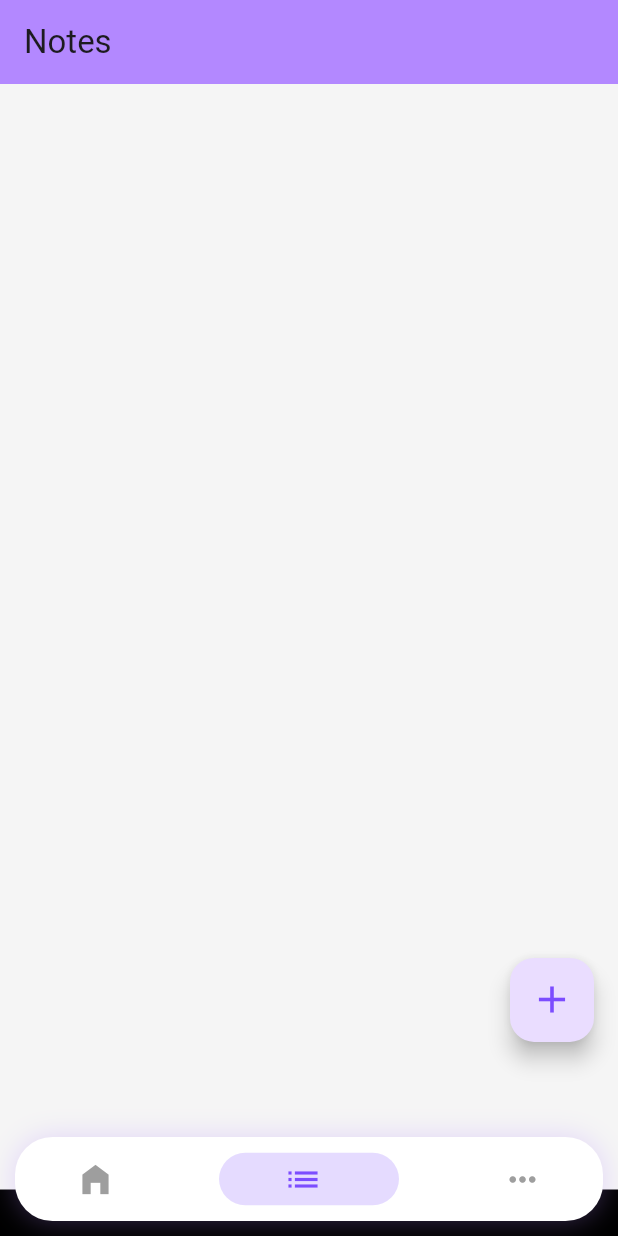
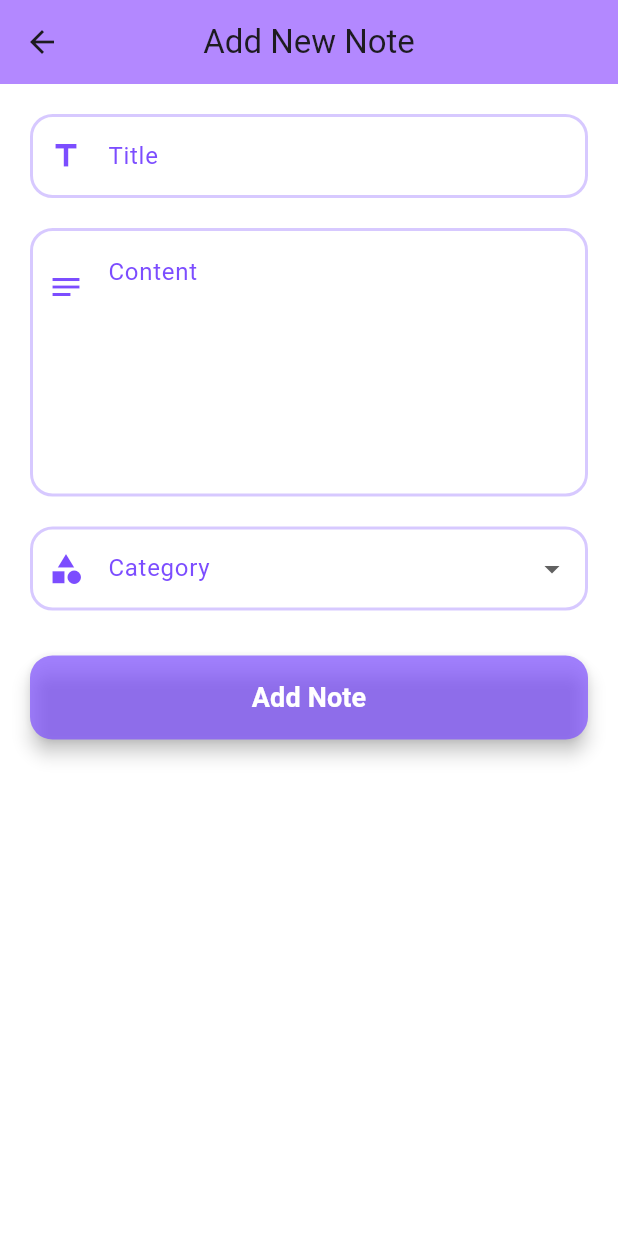
Before and after one commit to AshkumCurious/organiser_app, a Flutter app: the screen it shows after launch, item 2 of the bottom bar chosen, after a tap on the "add" icon, on a phone screen of 412 x 824 dp. Run offline on Flutter 3.47's test engine with Material 3 defaults, Android fonts, the phone set to English and light mode, and no system bars; drawn by our look-alikes of persistent_bottom_nav_bar; our stand-ins replace go_router, sqflite; accounts and stored records are empty; Roboto replaces fonts that are missing (Poppins).

Commit message:
add note screen added

```diff
--- a/lib/screens/add_task.dart
+++ b/lib/screens/add_task.dart
@@ -0,0 +1,234 @@
+import 'package:flutter/material.dart';
+import 'package:organiser_app/theme/color_pallete.dart';
+
+import '../utils/constants.dart';
+
+class AddTask extends StatefulWidget {
+  const AddTask({super.key});
+
+  @override
+  State<AddTask> createState() => _AddTaskState();
+}
+
+class _AddTaskState extends State<AddTask> {
+  final TextEditingController _titleController = TextEditingController();
+  final TextEditingController _contentController = TextEditingController();
+  String? _selectedCategory;
+
+  @override
+  Widget build(BuildContext context) {
+    return Scaffold(
+      backgroundColor: Colors.white,
+      appBar: AppBar(
+        backgroundColor: ColorPallete.cardbgcolor,
+        title: const Text(
+          'Add New Note',
+        ),
+        centerTitle: true,
+        elevation: 0,
+      ),
+      body: SafeArea(
+        child: SingleChildScrollView(
+          child: Padding(
+            padding: const EdgeInsets.all(20.0),
+            child: Column(
+              crossAxisAlignment: CrossAxisAlignment.stretch,
+              children: [
+                _buildTitleField(),
+                const SizedBox(height: 20),
+                _buildContentField(),
+                const SizedBox(height: 20),
+                _buildCategoryDropdown(),
+                const SizedBox(height: 30),
+                _buildAddButton(context),
+              ],
+            ),
+          ),
+        ),
+      ),
+    );
+  }
+
+  Widget _buildTitleField() {
+    return TextFormField(
+      controller: _titleController,
+      decoration: InputDecoration(
+        labelText: 'Title',
+        labelStyle: TextStyle(color: ColorPallete.primary),
+        hintText: 'Enter note title',
+        prefixIcon: Icon(Icons.title, color: ColorPallete.primary),
+        filled: true,
+        fillColor: Colors.white,
+        enabledBorder: OutlineInputBorder(
+          borderRadius: BorderRadius.circular(15),
+          borderSide: BorderSide(
+              color: ColorPallete.primary.withOpacity(0.3), width: 2),
+        ),
+        focusedBorder: OutlineInputBorder(
+          borderRadius: BorderRadius.circular(15),
+          borderSide: BorderSide(color: ColorPallete.primary, width: 2),
+        ),
+        errorBorder: OutlineInputBorder(
+          borderRadius: BorderRadius.circular(15),
+          borderSide: const BorderSide(color: Colors.red, width: 2),
+        ),
+      ),
+      validator: (value) {
+        if (value == null || value.isEmpty) {
+          return 'Title cannot be empty';
+        }
+        return null;
+      },
+    );
+  }
+
+  Widget _buildContentField() {
+    return TextFormField(
+      controller: _contentController,
+      maxLines: 6,
+      textAlignVertical: TextAlignVertical.top,
+      decoration: InputDecoration(
+        alignLabelWithHint: true,
+        labelText: 'Content',
+        labelStyle: TextStyle(color: ColorPallete.primary),
+        hintText: 'Write your note here...',
+        hintStyle: const TextStyle(color: Colors.grey),
+        prefixIcon: Padding(
+          padding: const EdgeInsets.only(bottom: 100),
+          child: Icon(Icons.notes, color: ColorPallete.primary),
+        ),
+        contentPadding:
+            const EdgeInsets.only(top: 20, left: 15, right: 15, bottom: 15),
+        filled: true,
+        fillColor: Colors.white,
+        enabledBorder: OutlineInputBorder(
+          borderRadius: BorderRadius.circular(15),
+          borderSide: BorderSide(
+              color: ColorPallete.primary.withOpacity(0.3), width: 2),
+        ),
+        focusedBorder: OutlineInputBorder(
+          borderRadius: BorderRadius.circular(15),
+          borderSide: BorderSide(color: ColorPallete.primary, width: 2),
+        ),
+        errorBorder: OutlineInputBorder(
+          borderRadius: BorderRadius.circular(15),
+          borderSide: const BorderSide(color: Colors.red, width: 2),
+        ),
+      ),
+      validator: (value) {
+        if (value == null || value.isEmpty) {
+          return 'Content cannot be empty';
+        }
+        return null;
+      },
+    );
+  }
+
+  Widget _buildCategoryDropdown() {
+    return DropdownButtonFormField<String>(
+      value: _selectedCategory,
+      decoration: InputDecoration(
+        labelText: 'Category',
+        labelStyle: TextStyle(color: ColorPallete.primary),
+        prefixIcon: Icon(Icons.category, color: ColorPallete.primary),
+        filled: true,
+        fillColor: Colors.white,
+        enabledBorder: OutlineInputBorder(
+          borderRadius: BorderRadius.circular(15),
+          borderSide: BorderSide(
+              color: ColorPallete.primary.withOpacity(0.3), width: 2),
+        ),
+        focusedBorder: OutlineInputBorder(
+          borderRadius: BorderRadius.circular(15),
+          borderSide: BorderSide(color: ColorPallete.primary, width: 2),
+        ),
+        errorBorder: OutlineInputBorder(
+          borderRadius: BorderRadius.circular(15),
+          borderSide: const BorderSide(color: Colors.red, width: 2),
+        ),
+      ),
+      items: categories.map((category) {
+        return DropdownMenuItem(
+          value: category,
+          child: Text(
+            category,
+            style: TextStyle(color: ColorPallete.primary),
+          ),
+        );
+      }).toList(),
+      onChanged: (value) {
+        setState(() {
+          _selectedCategory = value;
+        });
+      },
+      validator: (value) {
+        if (value == null) {
+          return 'Please select a category';
+        }
+        return null;
+      },
+    );
+  }
+
+  Widget _buildAddButton(BuildContext context) {
+    return ElevatedButton(
+      onPressed: _submitTask,
+      style: ElevatedButton.styleFrom(
+        backgroundColor: ColorPallete.primary.withOpacity(0.7),
+        padding: const EdgeInsets.symmetric(vertical: 15),
+        shape: RoundedRectangleBorder(
+          borderRadius: BorderRadius.circular(15),
+        ),
+        elevation: 5,
+      ),
+      child: const Text(
+        'Add Note',
+        style: TextStyle(
+          fontSize: 18,
+          fontWeight: FontWeight.bold,
+          color: Colors.white,
+        ),
+      ),
+    );
+  }
+
+  void _submitTask() {
+    if (_validateForm()) {
+      Navigator.pop(context);
+    }
+  }
+
+  bool _validateForm() {
+    final titleValid = _titleController.text.isNotEmpty;
+    final contentValid = _contentController.text.isNotEmpty;
+    final categoryValid = _selectedCategory != null;
+
+    if (!titleValid) {
+      ScaffoldMessenger.of(context).showSnackBar(
+        SnackBar(
+          content: const Text('Please enter a title'),
+          backgroundColor: ColorPallete.primary,
+          showCloseIcon: true,
+        ),
+      );
+    } else if (!contentValid) {
+      ScaffoldMessenger.of(context).showSnackBar(
+        SnackBar(
+          content: const Text('Please enter content'),
+          backgroundColor: ColorPallete.primary,
+          showCloseIcon: true,
+        ),
+      );
+    } else if (!categoryValid) {
+      ScaffoldMessenger.of(context).showSnackBar(
+        SnackBar(
+          content: const Text('Please select a category'),
+          backgroundColor: ColorPallete.primary,
+          showCloseIcon: true,
+        ),
+      );
+    }
+
+    return titleValid && contentValid && categoryValid;
+  }
+}
--- a/lib/screens/task.dart
+++ b/lib/screens/task.dart
@@ -1,4 +1,5 @@
 import 'package:flutter/material.dart';
+import 'package:go_router/go_router.dart';
 import 'package:organiser_app/theme/color_pallete.dart';
 import 'package:organiser_app/widgets/note_card.dart';
 
@@ -29,6 +30,12 @@ class _TasksState extends State<Tasks> {
       appBar: AppBar(
         title: const Text('Notes'),
         backgroundColor: ColorPallete.cardbgcolor,
+        actions: [
+          IconButton(
+            onPressed: () {},
+            icon: const Icon(Icons.filter_alt_outlined),
+          ),
+        ],
       ),
       floatingActionButton: Padding(
         padding:
@@ -40,12 +47,13 @@ class _TasksState extends State<Tasks> {
               size: 30,
             ),
             onPressed: () async {
-              _databaseService.addNote(
-                categoryid: 3,
-                title: 'Title 1',
-                description:
-                    'This is a new note that I have created for reference and this is how i can see it in the app',
-              );
+              GoRouter.of(context).push('/tasks/addnote');
+              // _databaseService.addNote(
+              //   categoryid: 3,
+              //   title: 'Title 1',
+              //   description:
+              //       'This is a new note that I have created for reference and this is how i can see it in the app',
+              // );
             }),
       ),
       body: SafeArea(
--- a/lib/services/gorouter.dart
+++ b/lib/services/gorouter.dart
@@ -1,5 +1,6 @@
 import 'package:flutter/material.dart';
 import 'package:go_router/go_router.dart';
+import 'package:organiser_app/screens/add_task.dart';
 import 'package:organiser_app/screens/extra.dart';
 import 'package:organiser_app/screens/home.dart';
 import 'package:organiser_app/screens/task.dart';
@@ -18,7 +19,15 @@ GoRouter router(BuildContext context) => GoRouter(
             routes: [
               GoRoute(path: '/', builder: (context, state) => const Home()),
               GoRoute(
-                  path: '/tasks', builder: (context, state) => const Tasks()),
+                  path: '/tasks',
+                  builder: (context, state) => const Tasks(),
+                  routes: [
+                    GoRoute(
+                      parentNavigatorKey: navigatorKey,
+                      path: 'addnote',
+                      builder: (context, state) => const AddTask(),
+                    ),
+                  ]),
               GoRoute(
                   path: '/extra', builder: (context, state) => const Extra()),
             ]),
```
Also changed, not shown: lib/widgets/note_card.dart (+32 -21 lines).
